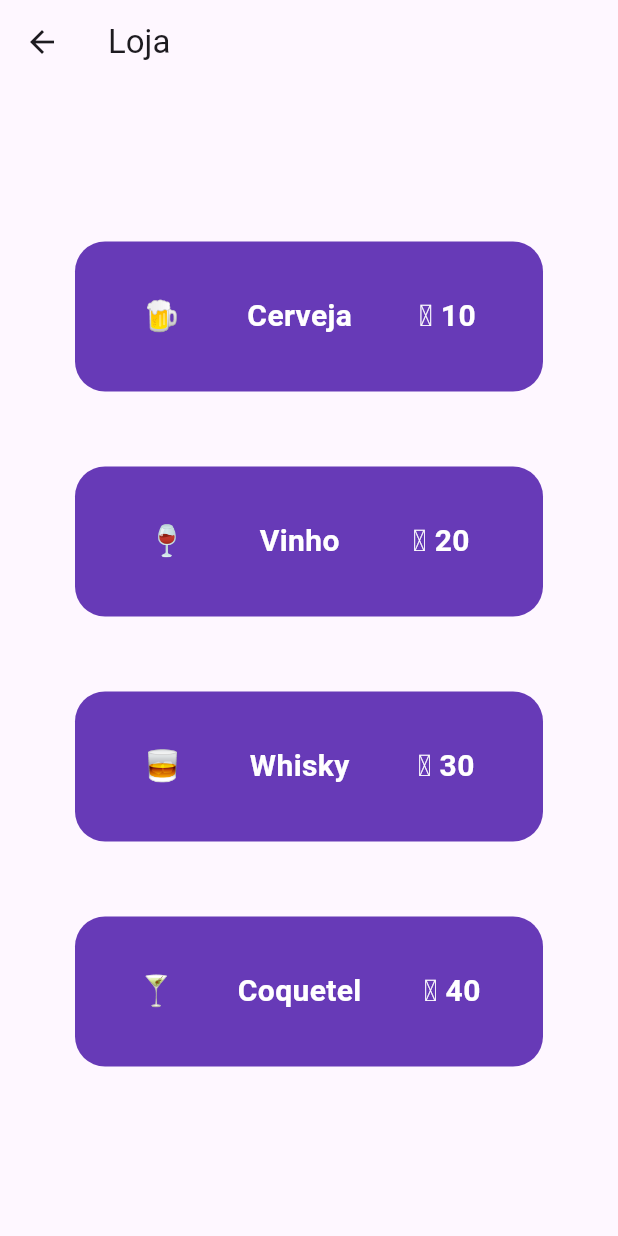
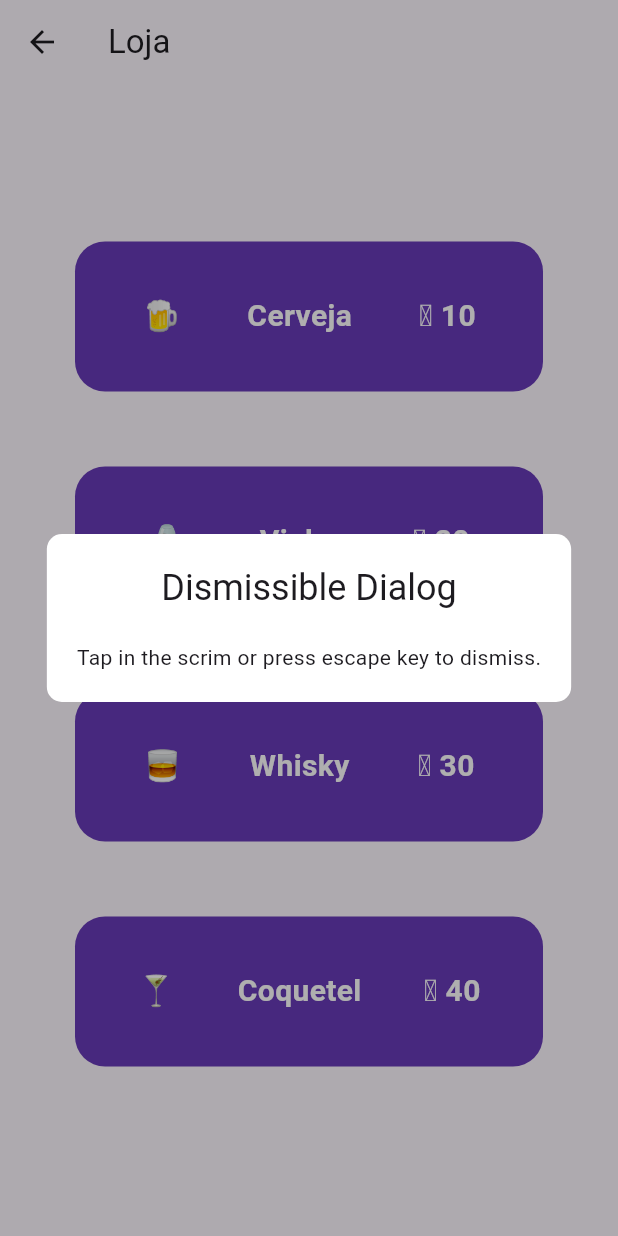
Before and after one commit to C14-Inatel-2026-2/taverna-sorte-frontend, a Flutter app: the StoreScreen screen opened by its route, after a tap on "Cerveja", on a phone screen of 412 x 824 dp. Run offline on Flutter 3.47's test engine with Material 3 defaults, Android fonts, the phone set to English and light mode, and no system bars.

Commit message:
refact: changed itemCards from function to ScreenStore method and repared tests

```diff
--- a/lib/screens/store_screen.dart
+++ b/lib/screens/store_screen.dart
@@ -1,5 +1,6 @@
 import 'package:flutter/material.dart';
 import 'package:taverna/widgets/item_card.dart';
+import 'package:taverna/widgets/item_popup.dart';
 
 class StoreScreen extends StatefulWidget {
   const StoreScreen({super.key});
@@ -15,8 +16,7 @@ class _StoreScreenState extends State<StoreScreen> {
       appBar: AppBar(
         title: const Text('Loja'),
       ),
-      body: Column(
-        crossAxisAlignment: CrossAxisAlignment.center,
+      body: ListView(
         children: [
           SizedBox(height: 80),
           ...itemCards(
@@ -31,16 +31,16 @@ class _StoreScreenState extends State<StoreScreen> {
       ),
     );
   }
-}
-
-
     List<ItemCard> itemCards(List<Map<String, dynamic>> items) {
     return items.map((item) {
       return ItemCard(
         icon: item['icon'],
         name: item['name'],
         price: item['price'],
-      onPressed: () {},
+        onPressed: () {
+          Navigator.of(context).push(DismissibleDialog<void>());
+        },
       );
     }).toList();
   }
+}
--- /dev/null
+++ b/lib/widgets/item_popup.dart
@@ -0,0 +1,53 @@
+import 'package:flutter/material.dart';
+
+class DismissibleDialog<T> extends PopupRoute<T> {
+  @override
+  Color? get barrierColor => Colors.black.withAlpha(0x50);
+
+  // This allows the popup to be dismissed by tapping the scrim or by pressing
+  // the escape key on the keyboard.
+  @override
+  bool get barrierDismissible => true;
+
+  @override
+  String? get barrierLabel => 'Dismissible Dialog';
+
+  @override
+  Duration get transitionDuration => const Duration(milliseconds: 300);
+
+  @override
+  Widget buildPage(
+    BuildContext context,
+    Animation<double> animation,
+    Animation<double> secondaryAnimation,
+  ) {
+    return Center(
+      // Provide DefaultTextStyle to ensure that the dialog's text style
+      // matches the rest of the text in the app.
+      child: DefaultTextStyle(
+        style: Theme.of(context).textTheme.bodyMedium!,
+        // UnconstrainedBox is used to make the dialog size itself
+        // to fit to the size of the content.
+        child: UnconstrainedBox(
+          child: Container(
+            padding: const .all(20.0),
+            decoration: BoxDecoration(
+              borderRadius: .circular(10),
+              color: Colors.white,
+            ),
+            child: Column(
+              children: <Widget>[
+                Text(
+                  'Dismissible Dialog',
+                  style: Theme.of(context).textTheme.headlineSmall,
+                ),
+                const SizedBox(height: 20),
+                const Text('Tap in the scrim or press escape key to dismiss.'),
+              ],
+            ),
+          ),
+        ),
+      ),
+    );
+  }
+}
```
Also changed, not shown: 1 other file. Lines whose indentation alone changed are shown as unchanged.
